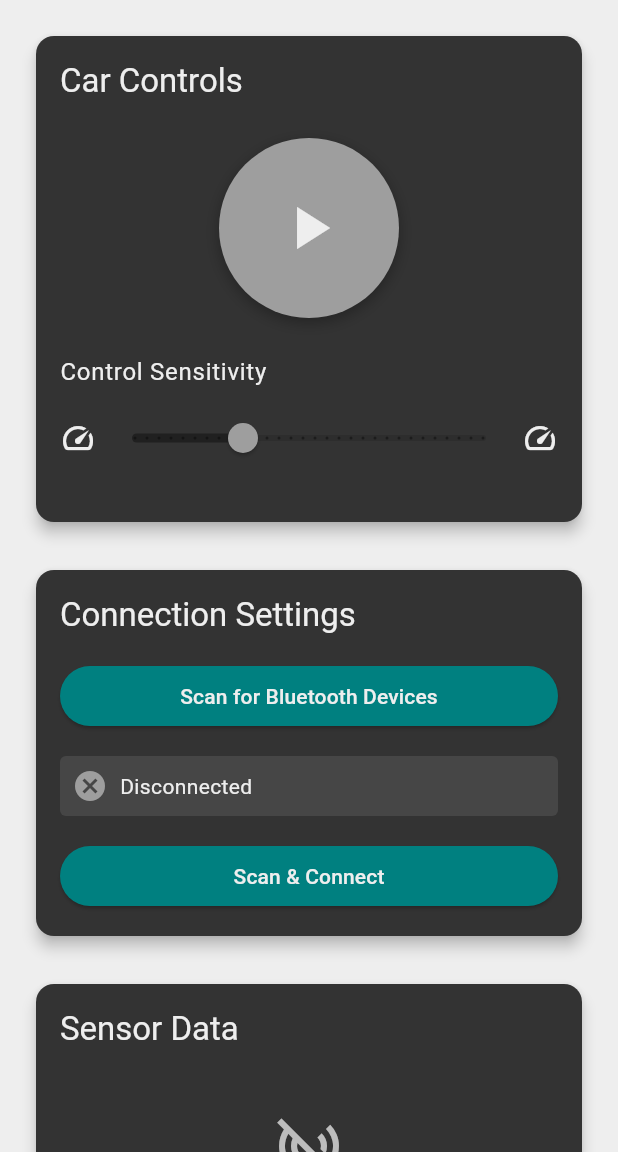
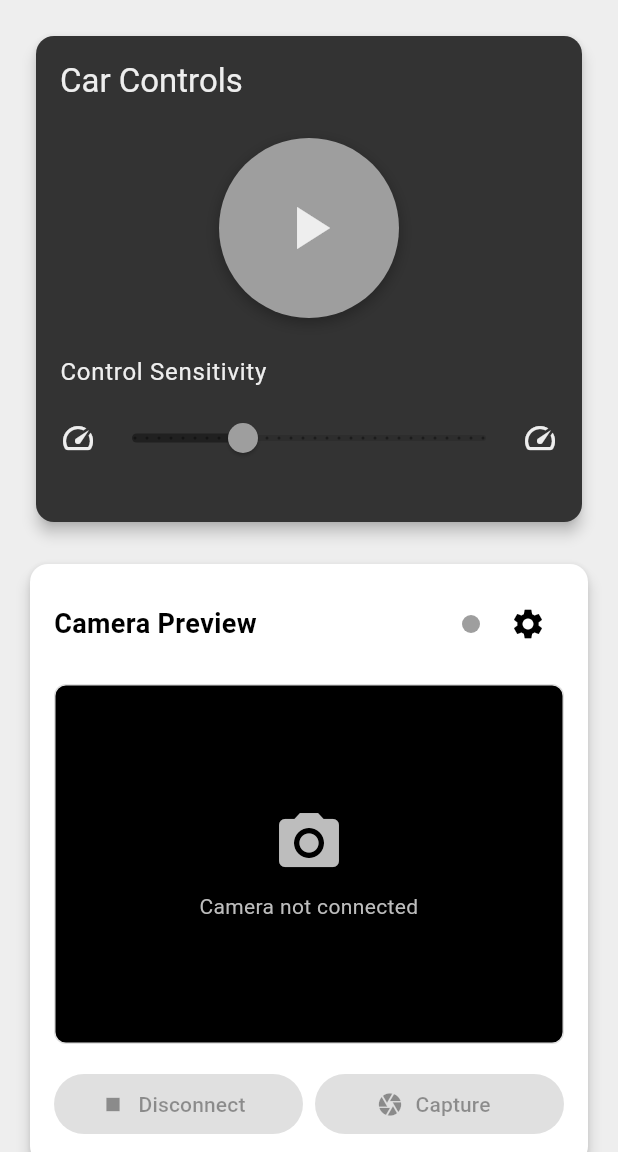
Before and after one commit to The-Loko/myapp, a Flutter app: the screen it shows after launch, on a phone screen of 412 x 824 dp, the part 84-1236 px from its top. Run offline on Flutter 3.47's test engine with Material 3 defaults, Android fonts, the light colour scheme and no system bars; our stand-ins replace flutter_bluetooth_serial; missing offline and left inert: wifi_scan.

Commit message:
Add camera service and preview widget, integrate with car control provider

```diff
--- a/lib/providers/car_control_provider.dart
+++ b/lib/providers/car_control_provider.dart
@@ -2,6 +2,7 @@ import 'package:flutter/foundation.dart';
 import 'dart:async';
 import '../services/joystick_service.dart';
 import '../services/connection_service.dart';
+import '../services/camera_service.dart';
 import '../models/control_data.dart';
 import '../models/bluetooth_device.dart';
 import '../models/wifi_network.dart';
@@ -10,12 +11,13 @@ import '../models/sensor_data.dart';
 class CarControlProvider with ChangeNotifier {
   final JoystickService _joystickService = JoystickService();
   final ConnectionService _connectionService = ConnectionService();
-  StreamSubscription<SensorData>? _sensorDataSubscription;
-  bool get isControlActive => _joystickService.isActive;
+  final CameraService _cameraService = CameraService();
+  StreamSubscription<SensorData>? _sensorDataSubscription;  bool get isControlActive => _joystickService.isActive;
   double get sensitivity => _joystickService.sensitivity;
   ConnectionType get connectionType => _connectionService.connectionType;
   ConnectionStatus get connectionStatus => _connectionService.connectionStatus;
   String get errorMessage => _connectionService.errorMessage;
+  CameraService get cameraService => _cameraService;
 
   ControlData? _lastControlData;
   ControlData? get lastControlData => _lastControlData;
@@ -84,9 +86,24 @@ class CarControlProvider with ChangeNotifier {
   Future<List<BluetoothDevice>> scanBluetoothDevices() {
     return _connectionService.scanBluetoothDevices();
   }
-
   Future<List<WiFiNetwork>> scanWifiNetworks() {
     return _connectionService.scanWifiNetworks();
+  }
+
+  // Camera control methods
+  Future<bool> connectCamera(String ipAddress, {int port = 80}) async {
+    final result = await _cameraService.connect(ipAddress, port: port);
+    notifyListeners();
+    return result;
+  }
+
+  Future<void> disconnectCamera() async {
+    await _cameraService.disconnect();
+    notifyListeners();
+  }
+
+  Future<bool> testCameraConnection(String ipAddress, {int port = 80}) {
+    return _cameraService.testConnection(ipAddress, port: port);
   }
   void _handleJoystickData(ControlData data) {
     _lastControlData = data;
@@ -98,6 +115,7 @@ class CarControlProvider with ChangeNotifier {
     _joystickService.dispose();
     _connectionService.disconnect();
     _connectionService.dispose();
+    _cameraService.dispose();
     super.dispose();
   }
 }
--- a/lib/screens/home_screen.dart
+++ b/lib/screens/home_screen.dart
@@ -5,6 +5,7 @@ import '../widgets/connection_panel.dart';
 import '../widgets/control_panel.dart';
 import '../widgets/sensor_panel.dart';
 import '../widgets/sensor_history_widget.dart';
+import '../widgets/camera_preview_widget.dart';
 import '../utils/constants.dart';
 
 class HomeScreen extends StatelessWidget {
@@ -24,6 +25,11 @@ class HomeScreen extends StatelessWidget {
           children: [
             // Control panel for Start/Stop and sensitivity
             const ControlPanel(),
+
+            const SizedBox(height: 16),
+
+            // Camera preview panel
+            const CameraPreviewWidget(),
 
             const SizedBox(height: 16),
 
--- a/lib/utils/constants.dart
+++ b/lib/utils/constants.dart
@@ -5,6 +5,8 @@ class AppColors {
   static const Color secondaryColor = Color(0xFFEEEEEE);  // Light gray
   static const Color accentColor = Color(0xFF008080);  // Teal
   static const Color errorColor = Color(0xFFD32F2F);  // Red for errors
+  static const Color successColor = Color(0xFF4CAF50);  // Green for success
+  static const Color warningColor = Color(0xFFFF9800);  // Orange for warnings
 }
 
 class SensorConstants {
--- /dev/null
+++ b/lib/widgets/camera_preview_widget.dart
@@ -0,0 +1,337 @@
+import 'dart:typed_data';
+import 'package:flutter/material.dart';
+import 'package:provider/provider.dart';
+import '../providers/car_control_provider.dart';
+import '../services/camera_service.dart';
+import '../utils/constants.dart';
+
+class CameraPreviewWidget extends StatefulWidget {
+  const CameraPreviewWidget({super.key});
+
+  @override
+  State<CameraPreviewWidget> createState() => _CameraPreviewWidgetState();
+}
+
+class _CameraPreviewWidgetState extends State<CameraPreviewWidget> {
+  final TextEditingController _ipController = TextEditingController();
+  final TextEditingController _portController = TextEditingController(text: '80');
+  bool _showSettings = false;
+  Uint8List? _currentFrame;
+
+  @override
+  void initState() {
+    super.initState();
+    // Set default IP (you can change this or load from shared preferences)
+    _ipController.text = '192.168.1.100'; // Default ESP32 CAM IP
+  }
+
+  @override
+  Widget build(BuildContext context) {
+    return Consumer<CarControlProvider>(
+      builder: (context, provider, child) {
+        final cameraService = provider.cameraService;
+
+        return Card(
+          elevation: 4,
+          shape: RoundedRectangleBorder(
+            borderRadius: BorderRadius.circular(12),
+          ),
+          child: Padding(
+            padding: const EdgeInsets.all(16),
+            child: Column(
+              crossAxisAlignment: CrossAxisAlignment.stretch,
+              children: [
+                // Header with title and settings button
+                Row(
+                  mainAxisAlignment: MainAxisAlignment.spaceBetween,
+                  children: [
+                    const Text(
+                      'Camera Preview',
+                      style: TextStyle(
+                        fontSize: 18,
+                        fontWeight: FontWeight.bold,
+                      ),
+                    ),
+                    Row(
+                      children: [
+                        // Status indicator
+                        _buildStatusIndicator(cameraService.status),
+                        const SizedBox(width: 8),
+                        // Settings button
+                        IconButton(
+                          onPressed: () {
+                            setState(() {
+                              _showSettings = !_showSettings;
+                            });
+                          },
+                          icon: Icon(_showSettings ? Icons.expand_less : Icons.settings),
+                          tooltip: 'Camera Settings',
+                        ),
+                      ],
+                    ),
+                  ],
+                ),
+
+                const SizedBox(height: 16),
+
+                // Settings panel (collapsible)
+                if (_showSettings) ...[
+                  _buildSettingsPanel(cameraService),
+                  const SizedBox(height: 16),
+                ],
+
+                // Camera preview area
+                _buildCameraPreview(cameraService),
+
+                const SizedBox(height: 16),
+
+                // Control buttons
+                _buildControlButtons(cameraService),
+
+                // Error message
+                if (cameraService.errorMessage.isNotEmpty) ...[
+                  const SizedBox(height: 8),
+                  Container(
+                    padding: const EdgeInsets.all(8),
+                    decoration: BoxDecoration(
+                      color: AppColors.errorColor.withAlpha((0.1 * 255).round()),
+                      border: Border.all(color: AppColors.errorColor),
+                      borderRadius: BorderRadius.circular(4),
+                    ),
+                    child: Text(
+                      cameraService.errorMessage,
+                      style: const TextStyle(
+                        color: AppColors.errorColor,
+                        fontSize: 12,
+                      ),
+                    ),
+                  ),
+                ],
+              ],
+            ),
+          ),
+        );
+      },
+    );
+  }
+
+  Widget _buildStatusIndicator(CameraStatus status) {
+    Color color;
+    String tooltip;
+
+    switch (status) {
+      case CameraStatus.connected:
+        color = AppColors.successColor;
+        tooltip = 'Connected';
+        break;
+      case CameraStatus.connecting:
+        color = AppColors.warningColor;
+        tooltip = 'Connecting...';
+        break;
+      case CameraStatus.error:
+        color = AppColors.errorColor;
+        tooltip = 'Error';
+        break;
+      case CameraStatus.disconnected:
+      default:
+        color = Colors.grey;
+        tooltip = 'Disconnected';
+        break;
+    }
+
+    return Tooltip(
+      message: tooltip,
+      child: Container(
+        width: 12,
+        height: 12,
+        decoration: BoxDecoration(
+          color: color,
+          shape: BoxShape.circle,
+        ),
+      ),
+    );
+  }
+
+  Widget _buildSettingsPanel(CameraService cameraService) {
+    return Container(
+      padding: const EdgeInsets.all(12),
+      decoration: BoxDecoration(
+        color: Colors.grey[100],
+        borderRadius: BorderRadius.circular(8),
+      ),
+      child: Column(
+        crossAxisAlignment: CrossAxisAlignment.stretch,
+        children: [
+          const Text(
+            'ESP32 CAM Settings',
+            style: TextStyle(fontWeight: FontWeight.bold),
+          ),
+          const SizedBox(height: 8),
+          Row(
+            children: [
+              Expanded(
+                flex: 3,
+                child: TextField(
+                  controller: _ipController,
+                  decoration: const InputDecoration(
+                    labelText: 'IP Address',
+                    hintText: '192.168.1.100',
+                    isDense: true,
+                    border: OutlineInputBorder(),
+                  ),
+                  keyboardType: TextInputType.number,
+                ),
+              ),
+              const SizedBox(width: 8),
+              Expanded(
+                flex: 1,
+                child: TextField(
+                  controller: _portController,
+                  decoration: const InputDecoration(
+                    labelText: 'Port',
+                    hintText: '80',
+                    isDense: true,
+                    border: OutlineInputBorder(),
+                  ),
+                  keyboardType: TextInputType.number,
+                ),
+              ),
+            ],
+          ),
+          const SizedBox(height: 8),
+          ElevatedButton.icon(
+            onPressed: cameraService.status == CameraStatus.connecting
+                ? null
+                : () async {
+                    final ip = _ipController.text.trim();
+                    final port = int.tryParse(_portController.text) ?? 80;
+
+                    if (ip.isNotEmpty) {
+                      if (cameraService.isConnected) {
+                        await cameraService.disconnect();
+                      }
+                      await cameraService.connect(ip, port: port);
+                    }
+                  },
+            icon: Icon(cameraService.isConnected ? Icons.refresh : Icons.connect_without_contact),
+            label: Text(cameraService.isConnected ? 'Reconnect' : 'Connect'),
+          ),
+        ],
+      ),
+    );
+  }
+
+  Widget _buildCameraPreview(CameraService cameraService) {
+    return Container(
+      height: 240,
+      decoration: BoxDecoration(
+        color: Colors.black,
+        borderRadius: BorderRadius.circular(8),
+        border: Border.all(color: Colors.grey[300]!),
+      ),
+      child: ClipRRect(
+        borderRadius: BorderRadius.circular(8),
+        child: StreamBuilder<Uint8List>(
+          stream: cameraService.imageStream,
+          builder: (context, snapshot) {
+            if (snapshot.hasData) {
+              _currentFrame = snapshot.data;
+              return Image.memory(
+                snapshot.data!,
+                fit: BoxFit.cover,
+                width: double.infinity,
+                height: double.infinity,
+                errorBuilder: (context, error, stackTrace) {
+                  return _buildPlaceholder('Invalid image data');
+                },
+              );
+            } else if (cameraService.status == CameraStatus.connecting) {
+              return _buildPlaceholder('Connecting to camera...');
+            } else if (cameraService.status == CameraStatus.connected) {
+              return _buildPlaceholder('Waiting for video stream...');
+            } else {
+              return _buildPlaceholder('Camera not connected');
+            }
+          },
+        ),
+      ),
+    );
+  }
+
+  Widget _buildPlaceholder(String message) {
+    return Center(
+      child: Column(
+        mainAxisAlignment: MainAxisAlignment.center,
+        children: [
+          Icon(
+            Icons.camera_alt,
+            size: 48,
+            color: Colors.grey[400],
+          ),
+          const SizedBox(height: 8),
+          Text(
+            message,
+            style: TextStyle(
+              color: Colors.grey[400],
+              fontSize: 14,
+            ),
+            textAlign: TextAlign.center,
+          ),
+        ],
+      ),
+    );
+  }
+
+  Widget _buildControlButtons(CameraService cameraService) {
+    return Row(
+      children: [
+        Expanded(
+          child: ElevatedButton.icon(
+            onPressed: cameraService.isConnected
+                ? () async {
+                    await cameraService.disconnect();
+                  }
+                : null,
+            icon: const Icon(Icons.stop),
+            label: const Text('Disconnect'),
+            style: ElevatedButton.styleFrom(
+              backgroundColor: AppColors.errorColor,
+              foregroundColor: Colors.white,
+            ),
+          ),
+        ),
+        const SizedBox(width: 8),
+        Expanded(
+          child: ElevatedButton.icon(
+            onPressed: cameraService.isConnected
+                ? () async {
+                    final imageData = await cameraService.captureImage();
+                    if (imageData != null && mounted) {
+                      ScaffoldMessenger.of(context).showSnackBar(
+                        const SnackBar(
+                          content: Text('Image captured successfully!'),
+                          duration: Duration(seconds: 2),
+                        ),
+                      );
+                    }
+                  }
+                : null,
+            icon: const Icon(Icons.camera),
+            label: const Text('Capture'),
+            style: ElevatedButton.styleFrom(
+              backgroundColor: AppColors.primaryColor,
+              foregroundColor: Colors.white,
+            ),
+          ),
+        ),
+      ],
+    );
+  }
+
+  @override
+  void dispose() {
+    _ipController.dispose();
+    _portController.dispose();
+    super.dispose();
+  }
+}
--- a/pubspec.yaml
+++ b/pubspec.yaml
@@ -13,6 +13,8 @@ dependencies:
   shared_preferences: ^2.2.2  # For saving settings
   provider: ^6.1.1  # For state management
   cupertino_icons: ^1.0.6
+  http: ^1.1.0  # For HTTP requests to ESP32 CAM
+  web_socket_channel: ^2.4.0  # For real-time communication
 
 dev_dependencies:
   flutter_test:
```
Also changed, not shown: lib/services/camera_service.dart (added, +262 -0 lines).
